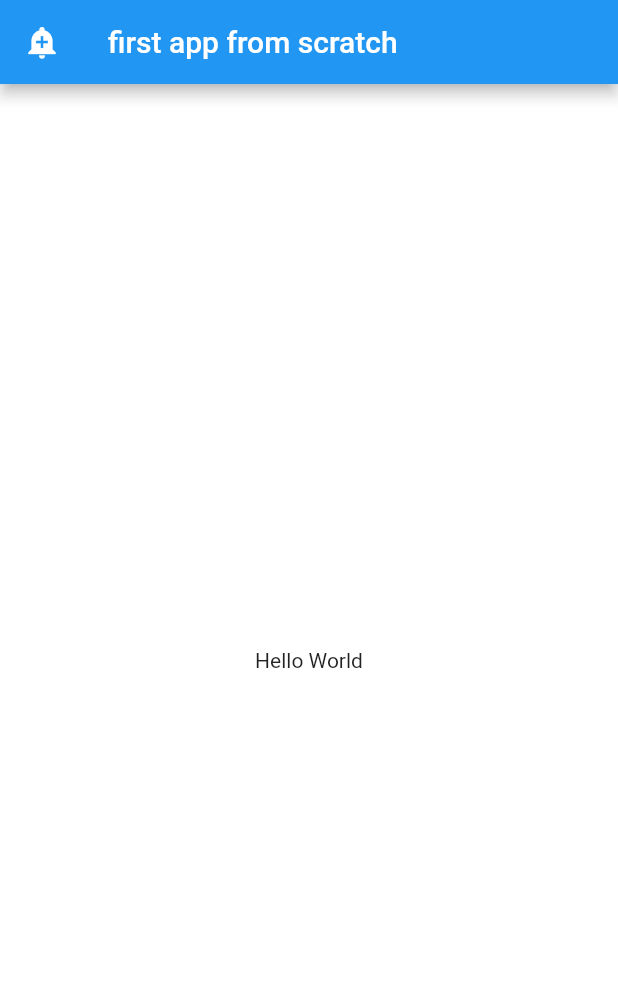
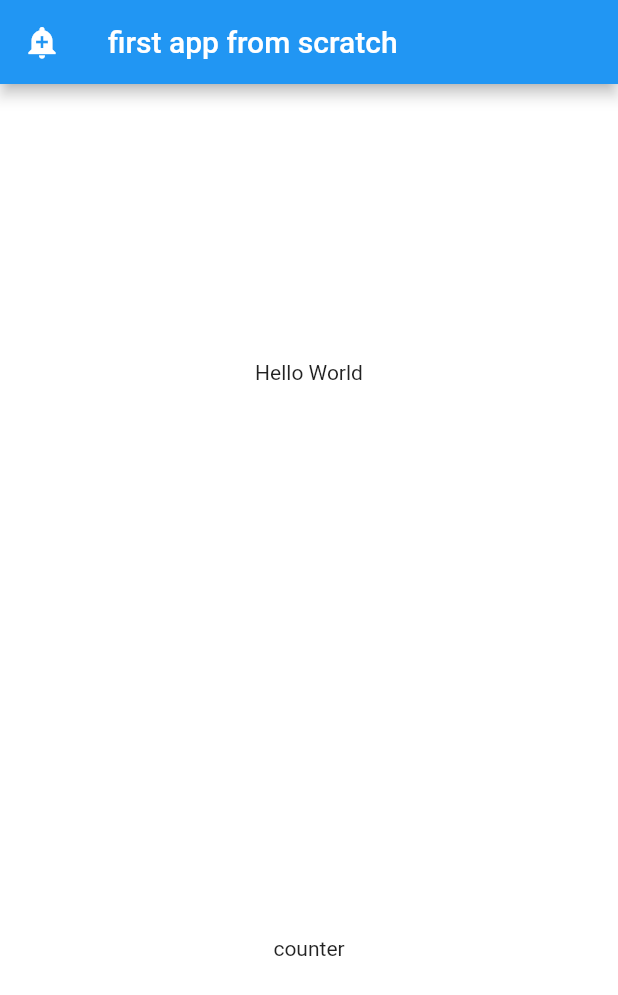
Before and after one commit to RamezHamdiSaeed/MyFlutterReference, a Flutter app: the screen it shows after launch, on a phone screen of 412 x 824 dp. Shown: the top 995 px of the screen. Run offline on Flutter 3.47's test engine with Material 2 defaults, Android fonts, the phone set to English and light mode, and no system bars.

Commit message:
digging into layout control

```diff
--- a/lib/App/my_app.dart
+++ b/lib/App/my_app.dart
@@ -16,6 +16,7 @@ class MyApp extends StatelessWidget {
             // ],
           ),
           body: Container(
+
               // padding: const EdgeInsets.only(top: 200),
               alignment: Alignment.center,
               color: Colors.white,
@@ -23,8 +24,8 @@ class MyApp extends StatelessWidget {
               // color: const Color.fromARGB(250, 255, 0, 255),
               // color: const Color.fromRGBO(255, 0, 0, 0.2),
               child: Column(
-                mainAxisAlignment: MainAxisAlignment.center,
-                children: const <Widget>[Text('Hello World')],
+                mainAxisAlignment: MainAxisAlignment.spaceAround,
+                children: const <Widget>[Text('Hello World'), Text('counter')],
               )),
         ));
   }
```
Also changed, not shown: 1 other file.
